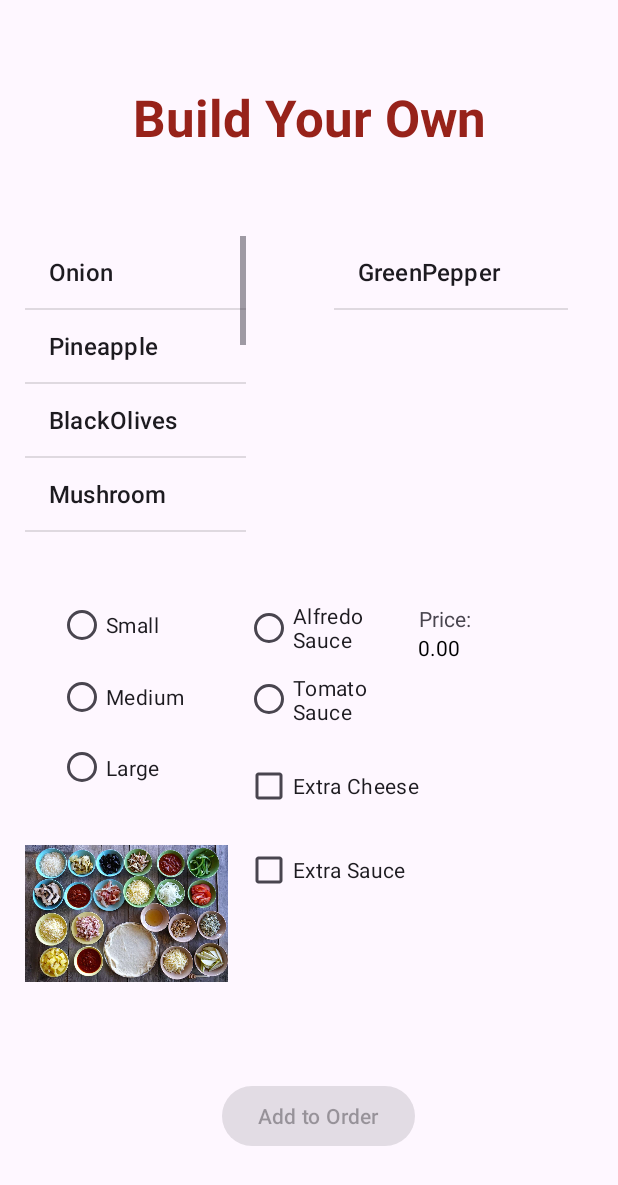
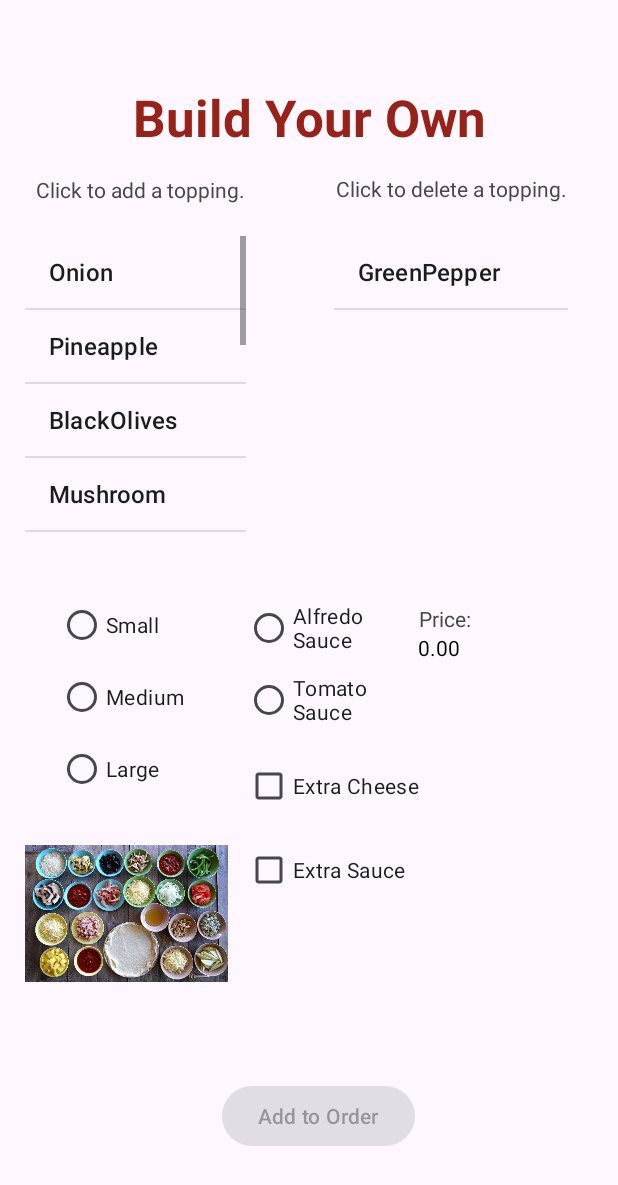
Before and after one commit to deshnadoshi/RUPizzaApp, an Android app: the BuildYourOwnActivity screen opened directly, with no data from a screen before it, after a tap on "GreenPepper", on a phone screen of 412 x 824 dp. Shown: the top 1185 px of the screen. Run offline under Robolectric (Android 15) with nearby library versions, the phone set to English and light mode, and no system bars.

Commit message:
Store Order should be done! Some misc. stuff too

```diff
--- a/app/src/main/java/com/example/rupizzaapp/CurrentOrderActivity.java
+++ b/app/src/main/java/com/example/rupizzaapp/CurrentOrderActivity.java
@@ -55,6 +55,8 @@ public class CurrentOrderActivity extends AppCompatActivity {
                     updatePrices();
                     allPizzas.clear();
                     pizzaAdaptor.notifyDataSetChanged();
+                } else {
+                    showToast("You must add at least one pizza to your order.");
                 }
             }
         });
--- a/app/src/main/res/layout/activity_byo.xml
+++ b/app/src/main/res/layout/activity_byo.xml
@@ -49,7 +49,7 @@
         <RadioButton
             android:id="@+id/byoLarge"
             android:layout_width="match_parent"
-            android:layout_height="wrap_content"
+            android:layout_height="48dp"
             android:text="@string/large" />
     </RadioGroup>
 
@@ -75,7 +75,7 @@
         <RadioButton
             android:id="@+id/byoTomato"
             android:layout_width="match_parent"
-            android:layout_height="wrap_content"
+            android:layout_height="48dp"
             android:text="@string/tomato_sauce" />
     </RadioGroup>
 
@@ -192,4 +192,28 @@
         app:layout_constraintTop_toTopOf="parent"
         app:srcCompat="@drawable/byo" />
 
+    <TextView
+        android:id="@+id/textView2"
+        android:layout_width="wrap_content"
+        android:layout_height="wrap_content"
+        android:text="@string/add_topping"
+        app:layout_constraintBottom_toBottomOf="parent"
+        app:layout_constraintEnd_toEndOf="parent"
+        app:layout_constraintHorizontal_bias="0.088"
+        app:layout_constraintStart_toStartOf="parent"
+        app:layout_constraintTop_toTopOf="parent"
+        app:layout_constraintVertical_bias="0.145" />
+
+    <TextView
+        android:id="@+id/textView3"
+        android:layout_width="wrap_content"
+        android:layout_height="wrap_content"
+        android:text="@string/delete_topping"
+        app:layout_constraintBottom_toBottomOf="parent"
+        app:layout_constraintEnd_toEndOf="parent"
+        app:layout_constraintHorizontal_bias="0.867"
+        app:layout_constraintStart_toStartOf="parent"
+        app:layout_constraintTop_toTopOf="parent"
+        app:layout_constraintVertical_bias="0.144" />
+
 </androidx.constraintlayout.widget.ConstraintLayout>
--- a/app/src/main/res/values/strings.xml
+++ b/app/src/main/res/values/strings.xml
@@ -24,4 +24,7 @@
     <string name="price">Price:</string>
     <string name="alfredo_sauce">Alfredo Sauce</string>
     <string name="tomato_sauce">Tomato Sauce</string>
+    <string name="add_topping">Click to add a topping.</string>
+    <string name="delete_topping">Click to delete a topping.</string>
+    <string name="click_type">Click to select specialty pizza type.</string>
 </resources>
```
Also changed, not shown: app/src/main/java/com/example/rupizzaapp/StoreOrdersActivity.java (+19 -7 lines), app/src/main/res/layout/activity_specialty.xml (+15 -1 lines).
